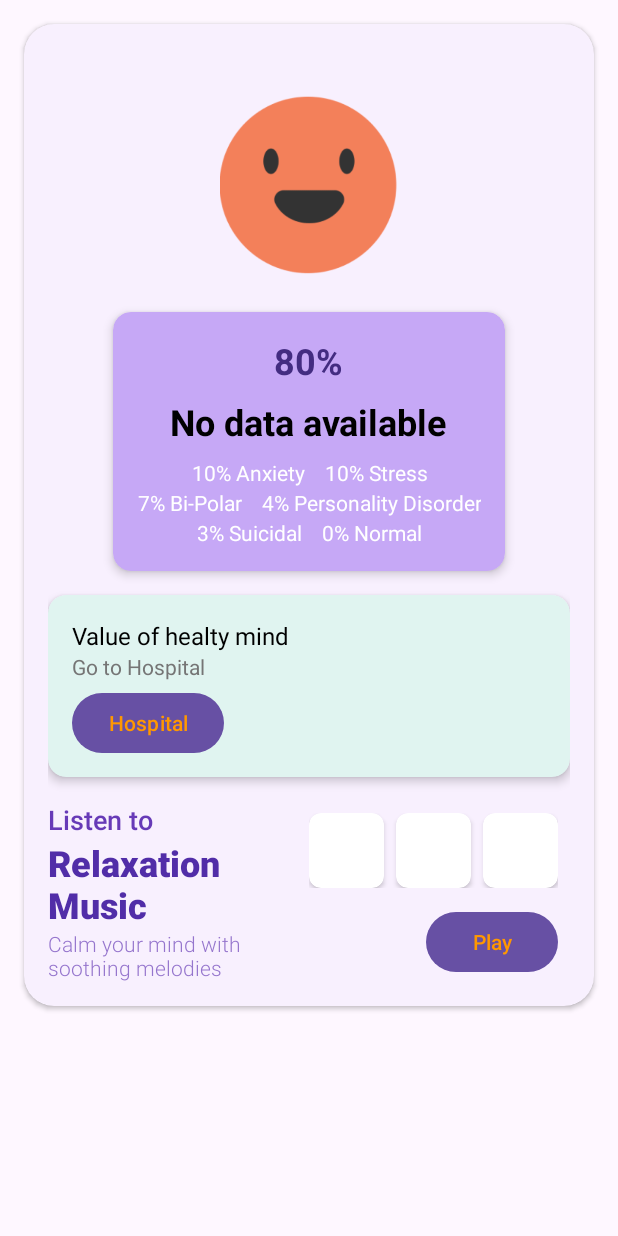
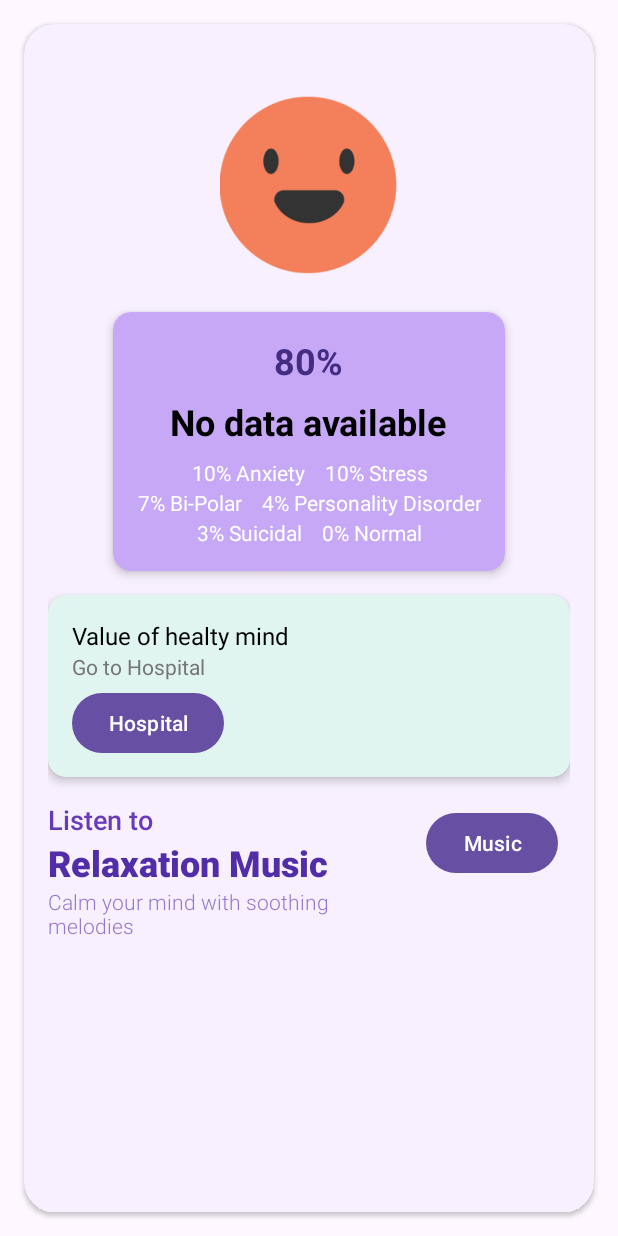
Before and after one commit to HealLink/App, an Android app: the ResultActivity screen opened directly, with no data from a screen before it, on a phone screen of 412 x 824 dp. Run offline under Robolectric (Android 15) with nearby library versions, the light colour scheme and no system bars.

Commit message:
Onboarding redesign

```diff
--- a/app/src/main/AndroidManifest.xml
+++ b/app/src/main/AndroidManifest.xml
@@ -18,9 +18,9 @@
         android:allowBackup="true"
         android:dataExtractionRules="@xml/data_extraction_rules"
         android:fullBackupContent="@xml/backup_rules"
-        android:icon="@mipmap/ic_launcher"
+        android:icon="@drawable/square_heallink"
         android:label="@string/app_name"
-        android:roundIcon="@mipmap/ic_launcher_round"
+        android:roundIcon="@drawable/cirlce_heallink"
         android:supportsRtl="true"
         android:theme="@style/Theme.HealLinkApp.Light">
         <activity
--- a/app/src/main/java/com/heallinkapp/ui/ResultActivity.kt
+++ b/app/src/main/java/com/heallinkapp/ui/ResultActivity.kt
@@ -56,6 +56,16 @@ class ResultActivity : AppCompatActivity() {
             6 to "Suicidal"
         )
 
+        val recommendationMapping = mapOf(
+            "Anxiety" to R.string.anxiety_recommendation,
+            "Bipolar" to R.string.bipolar_recommendation,
+            "Depression" to R.string.depression_recommendation,
+            "Normal" to R.string.normal_recommendation,
+            "Personality disorder" to R.string.personality_disorder_recommendation,
+            "Stress" to R.string.stress_recommendation,
+            "Suicidal" to R.string.suicidal_recommendation
+        )
+
         if (resultArray != null) {
             val sortedResults = resultArray.mapIndexed { index, confidence ->
                 classMapping[index] to confidence
@@ -70,6 +80,10 @@ class ResultActivity : AppCompatActivity() {
             percentageTextView.text = "${String.format("%.0f", highestConfidence.second * 100)}%"
             labelTextView.text = highestConfidence.first
             detailsTextView.text = details
+
+            // Update recommendation text
+            findViewById<TextView>(R.id.textRecomendation).text =
+                getString(recommendationMapping[highestConfidence.first] ?: R.string.normal_recommendation)
 
             // Set emotion icon based on the result
             val drawableResource = when (highestConfidence.first) {
--- a/app/src/main/res/layout/activity_result.xml
+++ b/app/src/main/res/layout/activity_result.xml
@@ -2,7 +2,7 @@
 <androidx.cardview.widget.CardView xmlns:android="http://schemas.android.com/apk/res/android"
     xmlns:app="http://schemas.android.com/apk/res-auto"
     android:layout_width="match_parent"
-    android:layout_height="wrap_content"
+    android:layout_height="match_parent"
     android:layout_margin="16dp"
     app:cardCornerRadius="20dp"
     app:cardBackgroundColor="#F8F0FE">
@@ -95,6 +95,7 @@
                 android:padding="16dp">
 
                 <TextView
+                    android:id="@+id/textRecomendation"
                     android:layout_width="wrap_content"
                     android:layout_height="wrap_content"
                     android:text="Value of healty mind"
@@ -116,7 +117,7 @@
                     android:textAllCaps="false"
                     android:layout_marginTop="8dp"
                     android:background="@drawable/rounded_button"
-                    android:textColor="#FF9800"/>
+                    android:textColor="@color/white"/>
             </LinearLayout>
         </androidx.cardview.widget.CardView>
 
@@ -170,53 +171,17 @@
                 android:layout_height="wrap_content"
                 android:orientation="vertical">
 
-                <!-- Three Square CardViews in a Row -->
-                <LinearLayout
-                    android:layout_width="wrap_content"
-                    android:layout_height="wrap_content"
-                    android:orientation="horizontal"
-                    android:gravity="end"
-                    android:padding="8dp">
-
-                    <androidx.cardview.widget.CardView
-                        android:id="@+id/musicCard1"
-                        android:layout_width="50dp"
-                        android:layout_height="50dp"
-                        android:layout_marginEnd="8dp"
-                        app:cardCornerRadius="8dp"
-                        app:cardBackgroundColor="#FFFFFF"
-                        app:cardElevation="2dp"/>
-
-                    <androidx.cardview.widget.CardView
-                        android:id="@+id/musicCard2"
-                        android:layout_width="50dp"
-                        android:layout_height="50dp"
-                        android:layout_marginEnd="8dp"
-                        app:cardCornerRadius="8dp"
-                        app:cardBackgroundColor="#FFFFFF"
-                        app:cardElevation="2dp"/>
-
-                    <androidx.cardview.widget.CardView
-                        android:id="@+id/musicCard3"
-                        android:layout_width="50dp"
-                        android:layout_height="50dp"
-                        app:cardCornerRadius="8dp"
-                        app:cardBackgroundColor="#FFFFFF"
-                        app:cardElevation="2dp"/>
-                </LinearLayout>
-
-                <!-- Play Button -->
                 <Button
                     android:id="@+id/playButton"
                     android:layout_width="wrap_content"
                     android:layout_height="40dp"
-                    android:text="Play"
+                    android:text="Music"
                     android:textAllCaps="false"
                     android:layout_gravity="end"
                     android:layout_marginTop="8dp"
                     android:layout_marginEnd="8dp"
                     android:background="@drawable/rounded_button"
-                    android:textColor="#FF9800"/>
+                    android:textColor="@color/white"/>
             </LinearLayout>
         </LinearLayout>
 
--- a/app/src/main/res/layout/onboarding_page_medical.xml
+++ b/app/src/main/res/layout/onboarding_page_medical.xml
@@ -38,7 +38,7 @@
             android:id="@+id/textViewDescription"
             android:layout_width="wrap_content"
             android:layout_height="wrap_content"
-            android:text="This is the note slide."
+            android:text="Locate nearby hospitals and healthcare providers. Professional help is just a few taps away."
             android:textSize="16sp"
             android:gravity="center"
             app:layout_constraintTop_toBottomOf="@id/textViewWelcome"
--- a/app/src/main/res/layout/onboarding_page_music.xml
+++ b/app/src/main/res/layout/onboarding_page_music.xml
@@ -39,7 +39,7 @@
             android:id="@+id/textViewDescription"
             android:layout_width="wrap_content"
             android:layout_height="wrap_content"
-            android:text="This is the note slide."
+            android:text="Listen to curated relaxing music. Let the soothing melodies help calm your mind and reduce stress."
             android:textSize="16sp"
             android:gravity="center"
             app:layout_constraintTop_toBottomOf="@id/textViewWelcome"
```
Also changed, not shown: app/src/main/java/com/heallinkapp/ui/DetailActivity.kt (+13 -2 lines), app/src/main/res/layout/dialog_result.xml (+12 -11 lines), app/src/main/res/layout/onboarding_page_note.xml (+14 -1 lines), app/src/main/res/drawable/cirlce_heallink.png (added), app/src/main/res/drawable/square_heallink.png (added).
